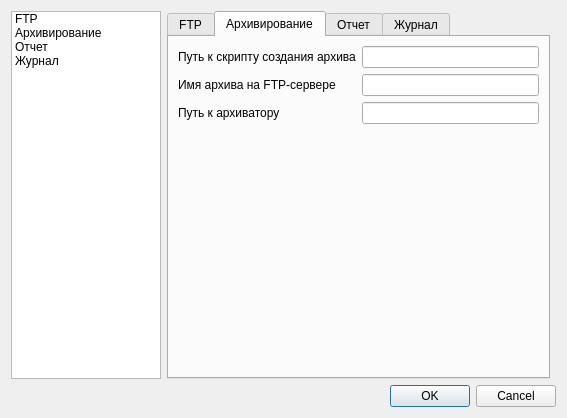
The window that phx-cnc-stat/src/settings.ui (superkulpa/phx-cnc-stat) describes before a commit, drawn with Qt 5.
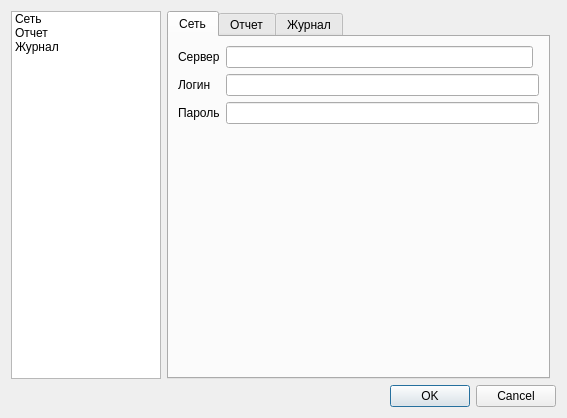
The same window after the commit. The open tabs and pages were chosen to show the change.

Commit message: Change params dialog, add telnet-client

What changed in the file:
```diff
--- a/phx-cnc-stat/src/settings.ui
+++ b/phx-cnc-stat/src/settings.ui
@@ -14,42 +14,6 @@
    <string>Настройки</string>
   </property>
   <layout class="QGridLayout" name="gridLayout">
-   <item row="0" column="0">
-    <widget class="QListWidget" name="listWidget">
-     <property name="sizePolicy">
-      <sizepolicy hsizetype="Fixed" vsizetype="Expanding">
-       <horstretch>0</horstretch>
-       <verstretch>0</verstretch>
-      </sizepolicy>
-     </property>
-     <property name="maximumSize">
-      <size>
-       <width>150</width>
-       <height>16777215</height>
-      </size>
-     </property>
-     <item>
-      <property name="text">
-       <string>FTP</string>
-      </property>
-     </item>
-     <item>
-      <property name="text">
-       <string>Архивирование</string>
-      </property>
-     </item>
-     <item>
-      <property name="text">
-       <string>Отчет</string>
-      </property>
-     </item>
-     <item>
-      <property name="text">
-       <string>Журнал</string>
-      </property>
-     </item>
-    </widget>
-   </item>
    <item row="1" column="0" colspan="3">
     <widget class="QDialogButtonBox" name="buttonBox">
      <property name="standardButtons">
@@ -63,8 +27,11 @@
       <number>0</number>
      </property>
      <widget class="QWidget" name="mFTPTab">
+      <property name="enabled">
+       <bool>true</bool>
+      </property>
       <attribute name="title">
-       <string>FTP</string>
+       <string>Сеть</string>
       </attribute>
       <layout class="QGridLayout" name="gridLayout_2">
        <item row="0" column="0">
@@ -77,23 +44,6 @@
        <item row="0" column="1">
         <widget class="QLineEdit" name="mFTPHostEdit"/>
        </item>
-       <item row="0" column="2">
-        <widget class="QLabel" name="mFTPPortLabel">
-         <property name="text">
-          <string>Порт</string>
-         </property>
-        </widget>
-       </item>
-       <item row="0" column="3">
-        <widget class="QSpinBox" name="mFTPPortEdit">
-         <property name="maximum">
-          <number>65535</number>
-         </property>
-         <property name="value">
-          <number>0</number>
-         </property>
-        </widget>
-       </item>
        <item row="1" column="0">
         <widget class="QLabel" name="mFTPLoginLabel">
          <property name="text">
@@ -101,8 +51,8 @@
          </property>
         </widget>
        </item>
-       <item row="1" column="1" colspan="3">
-        <widget class="QLineEdit" name="mFTPLoginEdit"/>
+       <item row="1" column="1" colspan="2">
+        <widget class="QLineEdit" name="mTelnetLoginEdit"/>
        </item>
        <item row="2" column="0">
         <widget class="QLabel" name="mFTPPasswordLabel">
@@ -111,20 +61,10 @@
          </property>
         </widget>
        </item>
-       <item row="2" column="1" colspan="3">
-        <widget class="QLineEdit" name="mFTPPasswordEdit"/>
+       <item row="2" column="1" colspan="2">
+        <widget class="QLineEdit" name="mTelnetPasswordEdit"/>
        </item>
-       <item row="3" column="0">
-        <widget class="QLabel" name="mFTPDirLabel">
-         <property name="text">
-          <string>Каталог</string>
-         </property>
-        </widget>
-       </item>
-       <item row="3" column="1" colspan="3">
-        <widget class="QLineEdit" name="mFTPDirEdit"/>
-       </item>
-       <item row="4" column="0" colspan="4">
+       <item row="3" column="0" colspan="3">
         <spacer name="verticalSpacer">
          <property name="orientation">
           <enum>Qt::Vertical</enum>
@@ -139,56 +79,6 @@
        </item>
       </layout>
      </widget>
-     <widget class="QWidget" name="mArchiveTab">
-      <attribute name="title">
-       <string>Архивирование</string>
-      </attribute>
-      <layout class="QGridLayout" name="gridLayout_3">
-       <item row="1" column="0">
-        <widget class="QLabel" name="mCreateScriptLabel">
-         <property name="text">
-          <string>Путь к скрипту создания архива</string>
-         </property>
-        </widget>
-       </item>
-       <item row="1" column="1">
-        <widget class="QLineEdit" name="mCreateScriptEdit"/>
-       </item>
-       <item row="4" column="0">
-        <widget class="QLabel" name="mArchiverPathLabel">
-         <property name="text">
-          <string>Путь к архиватору</string>
-         </property>
-        </widget>
-       </item>
-       <item row="4" column="1">
-        <widget class="QLineEdit" name="mArchiverPathEdit"/>
-       </item>
-       <item row="5" column="0" colspan="2">
-        <spacer name="verticalSpacer_2">
-         <property name="orientation">
-          <enum>Qt::Vertical</enum>
-         </property>
-         <property name="sizeHint" stdset="0">
-          <size>
-           <width>308</width>
-           <height>155</height>
-          </size>
-         </property>
-        </spacer>
-       </item>
-       <item row="2" column="0">
-        <widget class="QLabel" name="mArchiveNameLabel">
-         <property name="text">
-          <string>Имя архива на FTP-сервере</string>
-         </property>
-        </widget>
-       </item>
-       <item row="2" column="1">
-        <widget class="QLineEdit" name="mArchiveNameEdit"/>
-       </item>
-      </layout>
-     </widget>
      <widget class="QWidget" name="mReportTab">
       <attribute name="title">
        <string>Отчет</string>
@@ -467,6 +357,37 @@
      </widget>
     </widget>
    </item>
+   <item row="0" column="0">
+    <widget class="QListWidget" name="listWidget">
+     <property name="sizePolicy">
+      <sizepolicy hsizetype="Fixed" vsizetype="Expanding">
+       <horstretch>0</horstretch>
+       <verstretch>0</verstretch>
+      </sizepolicy>
+     </property>
+     <property name="maximumSize">
+      <size>
+       <width>150</width>
+       <height>16777215</height>
+      </size>
+     </property>
+     <item>
+      <property name="text">
+       <string>Сеть</string>
+      </property>
+     </item>
+     <item>
+      <property name="text">
+       <string>Отчет</string>
+      </property>
+     </item>
+     <item>
+      <property name="text">
+       <string>Журнал</string>
+      </property>
+     </item>
+    </widget>
+   </item>
   </layout>
  </widget>
  <tabstops>
```
Left out of the diff: 9 changed lines with no effect on the pictures. The commit also changes 8 other files.
